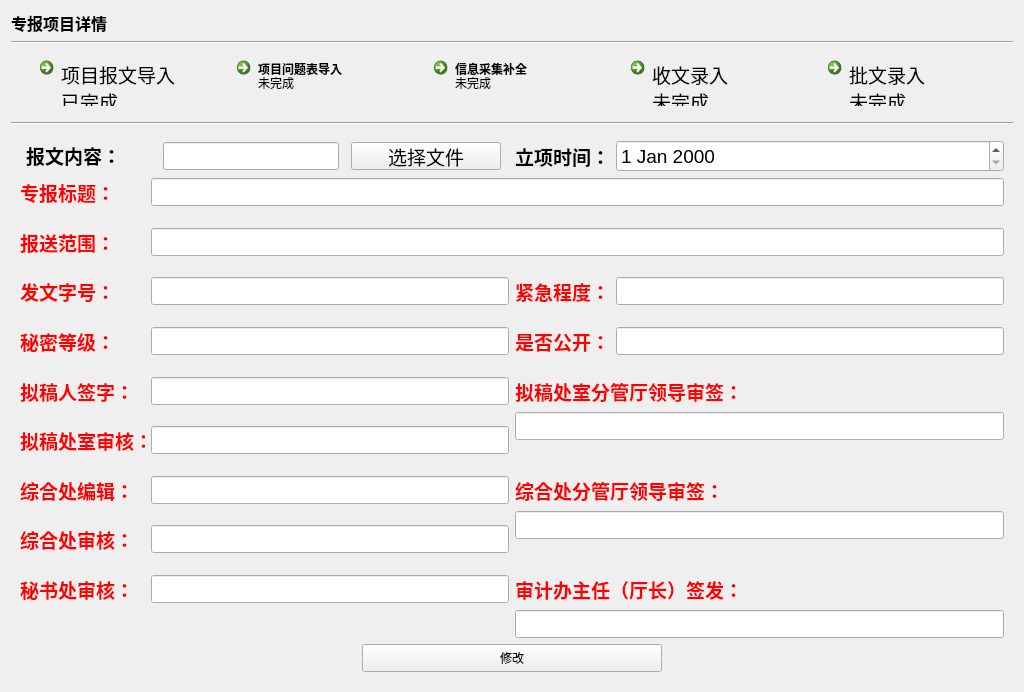
First picture: the form in ui_dir/zbdetail.ui, repository wind-sword/Audit, before the edit.
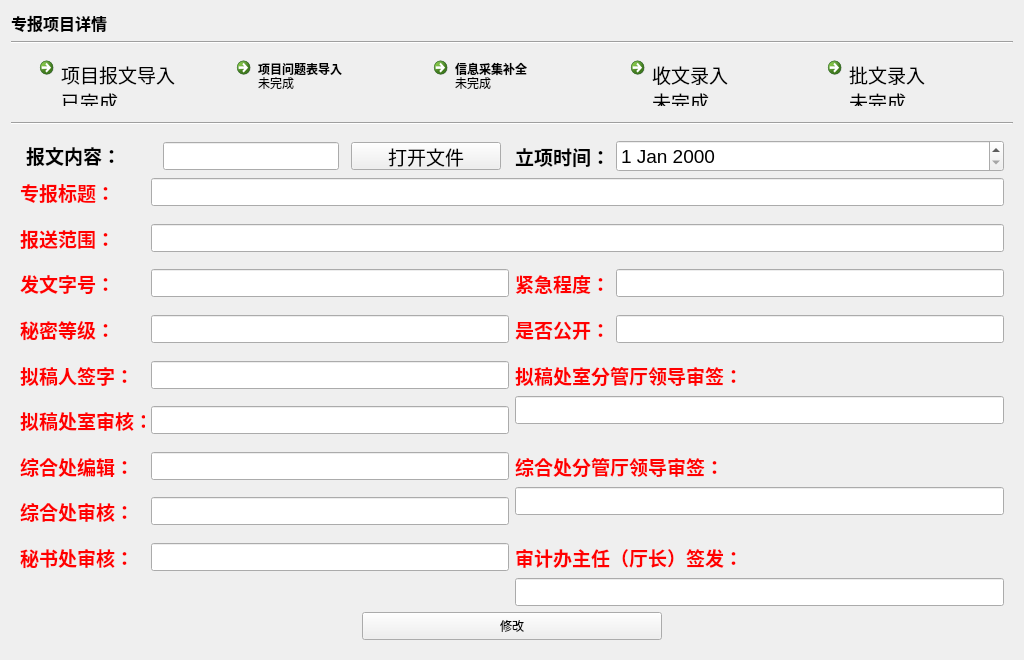
Second picture: the form after the edit.

```diff
--- a/ui_dir/zbdetail.ui
+++ b/ui_dir/zbdetail.ui
@@ -7,7 +7,7 @@
     <x>0</x>
     <y>0</y>
     <width>1024</width>
-    <height>692</height>
+    <height>660</height>
    </rect>
   </property>
   <property name="windowTitle">
@@ -364,7 +364,7 @@
             </font>
            </property>
            <property name="text">
-            <string>选择文件</string>
+            <string>打开文件</string>
            </property>
           </widget>
          </item>
```
